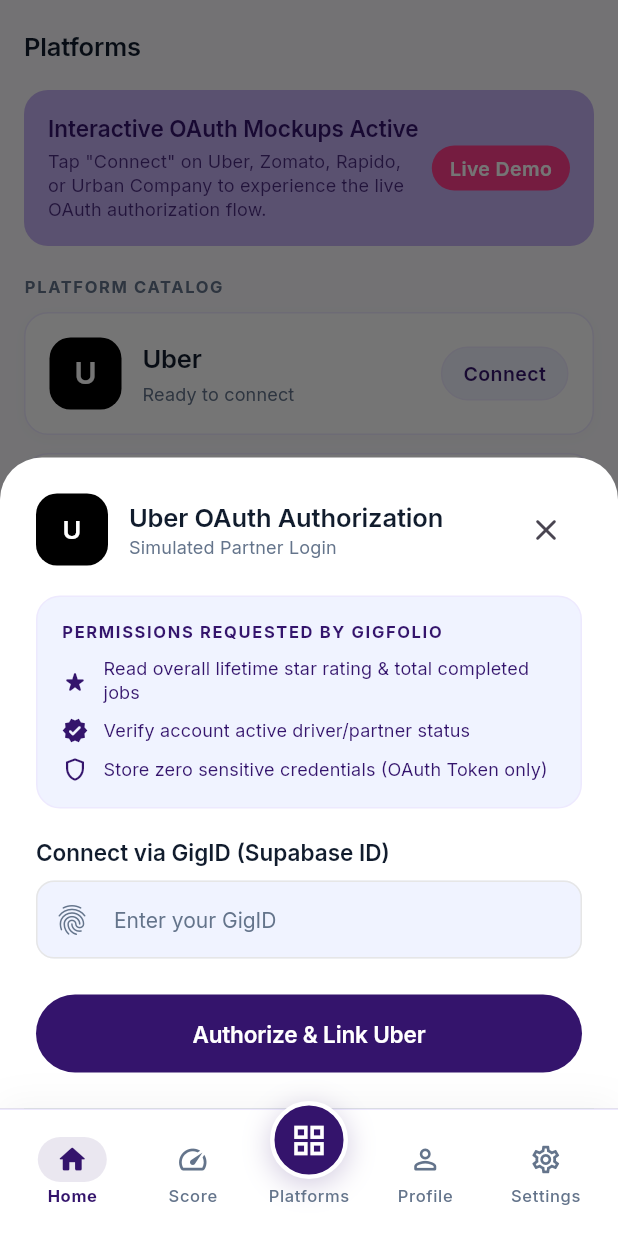
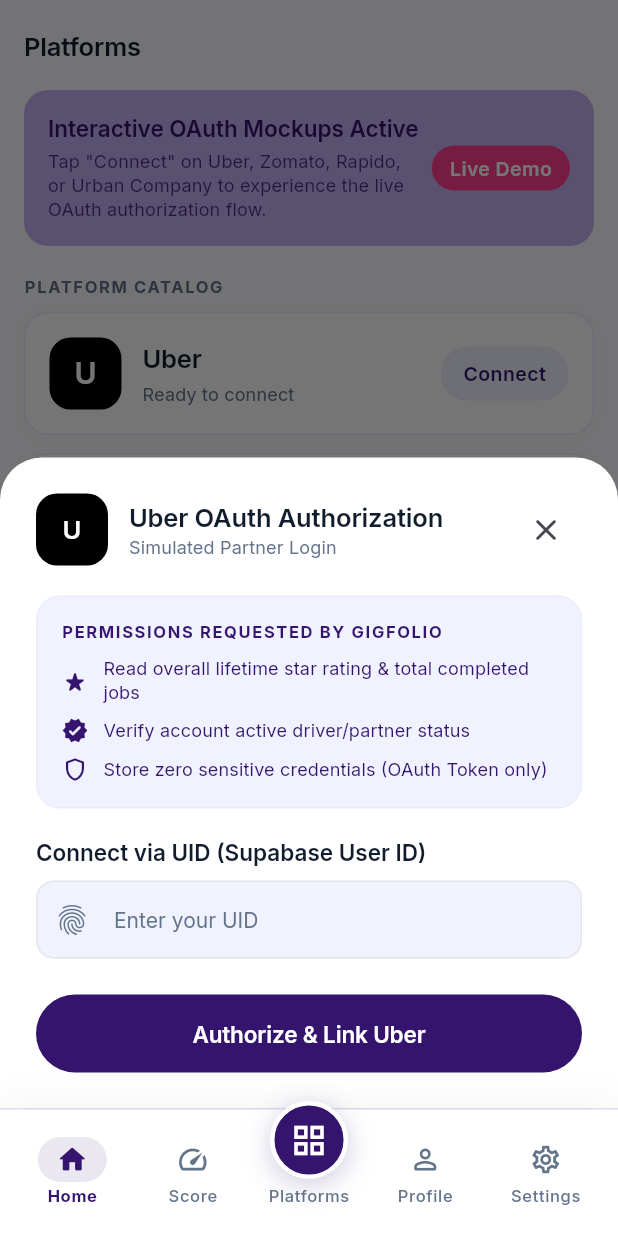
Before and after one commit to dhruvilrpatil/GigFolio, a Flutter app: the PlatformsScreen screen opened by its route, after a tap on "Connect", on a phone screen of 412 x 824 dp. Run offline on Flutter 3.47's test engine with Material 3 defaults, Android fonts, the phone set to English and light mode, and no system bars; drawn by our look-alikes of flutter_animate; our stand-ins replace flutter_riverpod, go_router, google_fonts, qr_flutter, supabase_flutter; accounts and stored records are empty.

Commit message:
refactor: rename GigID to UID in OAuth mockups

```diff
--- a/lib/features/platforms/screens/platforms_screen.dart
+++ b/lib/features/platforms/screens/platforms_screen.dart
@@ -375,8 +375,8 @@
 
   void _showOAuthConsentModal(BuildContext context, WidgetRef ref, PlatformConnection platform) {
     final user = ref.read(currentUserProvider);
-    final gigId = user?.id ?? 'gig-auth-id';
-    final gigIdController = TextEditingController(text: gigId);
+    final uid = user?.id ?? 'supabase-uid';
+    final uidController = TextEditingController(text: uid);
     bool isSubmitting = false;
 
     showModalBottomSheet(
@@ -465,15 +465,15 @@
                 ),
                 const SizedBox(height: 20),
 
-                // Input GigID
-                Text('Connect via GigID (Supabase ID)', style: AppTextStyles.titleMd),
+                // Input UID
+                Text('Connect via UID (Supabase User ID)', style: AppTextStyles.titleMd),
                 const SizedBox(height: 8),
                 TextField(
-                  controller: gigIdController,
+                  controller: uidController,
                   readOnly: true, // Typically this would be read-only since it's an SSO flow
                   decoration: InputDecoration(
                     prefixIcon: const Icon(Icons.fingerprint_rounded, color: AppColors.textSecondary),
-                    hintText: 'Enter your GigID',
+                    hintText: 'Enter your UID',
                     filled: true,
                     fillColor: AppColors.surfaceContainerLow,
                     border: OutlineInputBorder(
```
